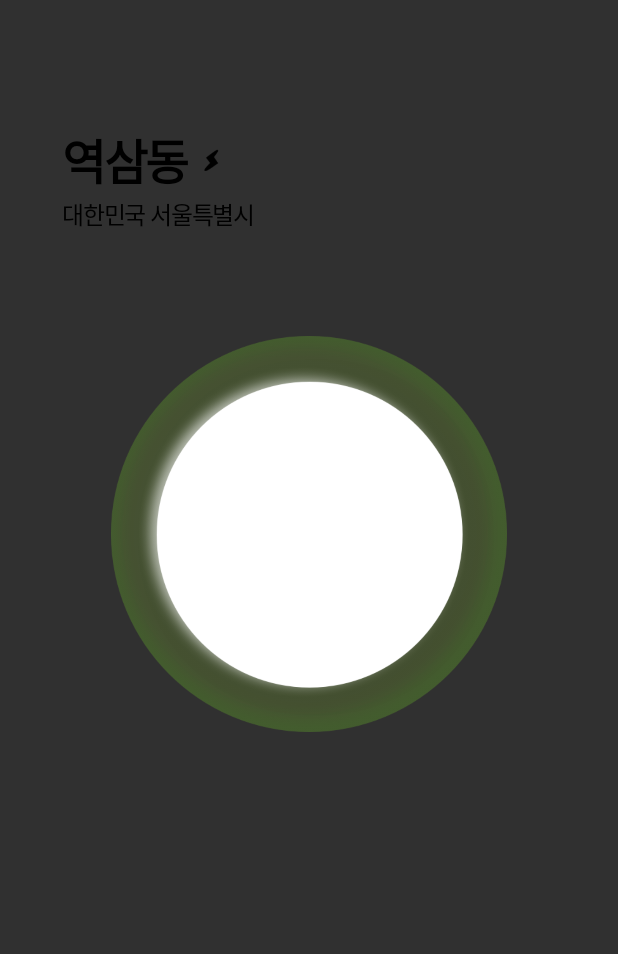
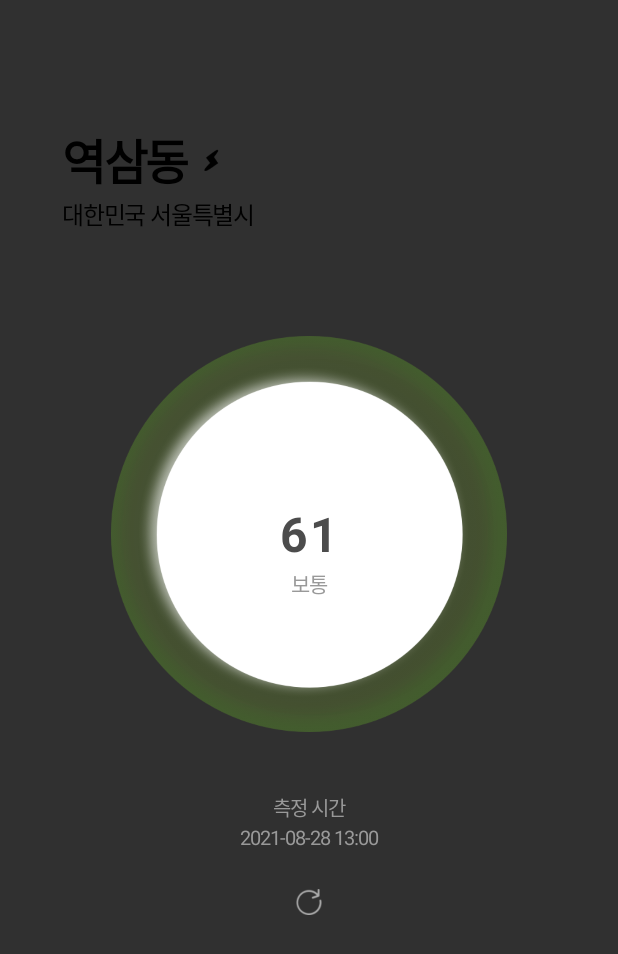
Before and after one commit to plusbeauxjours/airQuality, an Android app built with Jetpack Compose: the layout activity_main.xml on its own in the app's theme, with its tools: preview values and no code run, on a phone screen of 412 x 824 dp. Shown: the top 954 px of the screen. Run offline under Robolectric (Android 15) with nearby library versions, the phone set to English and light mode, and no system bars.

Commit message:
set: layout

```diff
--- a/app/src/main/res/layout/activity_main.xml
+++ b/app/src/main/res/layout/activity_main.xml
@@ -54,6 +54,71 @@
         app:layout_constraintVertical_bias="0.4"
         />
 
+    <TextView
+        android:id="@+id/tv_count"
+        android:layout_width="wrap_content"
+        android:layout_height="wrap_content"
+        android:letterSpacing="0.05"
+        android:textColor="@color/text_grey"
+        android:textSize="32sp"
+        android:textStyle="bold"
+        app:layout_constraintTop_toTopOf="@+id/img_bg"
+        app:layout_constraintBottom_toBottomOf="@+id/img_bg"
+        app:layout_constraintStart_toStartOf="@+id/img_bg"
+        app:layout_constraintEnd_toEndOf="@+id/img_bg"
+        android:text="61"
+        />
+
+    <TextView
+        android:layout_width="wrap_content"
+        android:layout_height="wrap_content"
+        android:letterSpacing="-0.05"
+        android:textColor="@color/text_light_grey"
+        android:textSize="14sp"
+        app:layout_constraintEnd_toEndOf="@+id/img_bg"
+        app:layout_constraintStart_toStartOf="@+id/img_bg"
+        app:layout_constraintTop_toBottomOf="@+id/tv_count"
+        android:text="보통"
+        />
+
+    <TextView
+        android:id="@+id/tv_check_time_title"
+        android:layout_width="wrap_content"
+        android:layout_height="wrap_content"
+        android:text="@string/measured_at"
+        android:letterSpacing="-0.05"
+        android:textColor="@color/text_light_grey"
+        android:textSize="13sp"
+        app:layout_constraintTop_toBottomOf="@+id/img_bg"
+        app:layout_constraintStart_toStartOf="parent"
+        app:layout_constraintEnd_toEndOf="parent"
+        android:layout_marginTop="40dp"
+        />
+
+    <TextView
+        android:id="@+id/tv_check_time"
+        android:layout_width="wrap_content"
+        android:layout_height="wrap_content"
+        android:text="2021-08-28 13:00"
+        android:letterSpacing="-0.05"
+        android:textColor="@color/text_light_grey"
+        android:textSize="13sp"
+        app:layout_constraintStart_toStartOf="parent"
+        app:layout_constraintEnd_toEndOf="parent"
+        app:layout_constraintTop_toBottomOf="@+id/tv_check_time_title"
+        />
+
+    <ImageView
+        android:id="@+id/btn_refresh"
+        android:layout_width="28dp"
+        android:layout_height="28dp"
+        app:layout_constraintTop_toBottomOf="@+id/tv_check_time"
+        app:layout_constraintStart_toStartOf="parent"
+        app:layout_constraintEnd_toEndOf="parent"
+        android:padding="5dp"
+        android:src="@drawable/icon_refresh"
+        android:layout_marginTop="20dp"
+        />
 
     <androidx.constraintlayout.widget.Guideline
         android:id="@+id/guideline1"
--- a/app/src/main/res/values/colors.xml
+++ b/app/src/main/res/values/colors.xml
@@ -7,4 +7,6 @@
     <color name="teal_700">#FF018786</color>
     <color name="black">#FF000000</color>
     <color name="white">#FFFFFFFF</color>
+    <color name="text_grey">#4c4c4c</color>
+    <color name="text_light_grey">#999999</color>
 </resources>
--- a/app/src/main/res/values/strings.xml
+++ b/app/src/main/res/values/strings.xml
@@ -1,3 +1,4 @@
 <resources>
     <string name="app_name">AirQuality</string>
+    <string name="measured_at">측정 시간</string>
 </resources>
```
